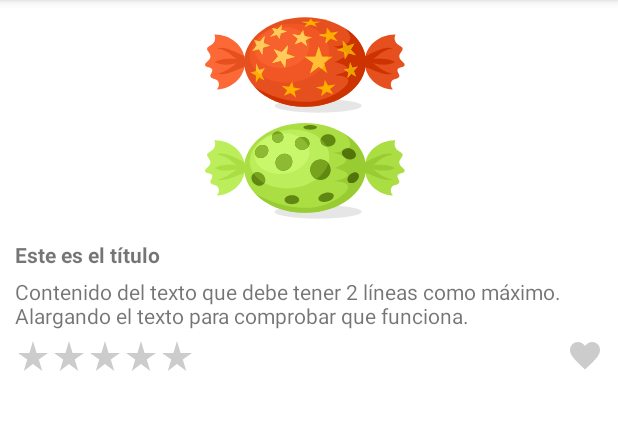
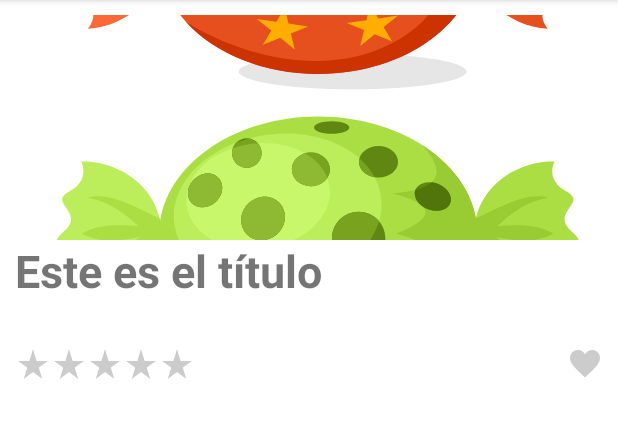
Before and after one commit to dherranz1/PMDM2022, an Android app: the screen it shows after launch (Ut01Ex02Activity), on a phone screen of 412 x 824 dp, the part 84-522 px from its top. Run offline under Robolectric (Android 15) with nearby library versions, the phone set to English and light mode, and no system bars.

Commit message:
Ex2 - Minor changes

```diff
--- a/app/src/main/res/layout/activity_ut01ex02.xml
+++ b/app/src/main/res/layout/activity_ut01ex02.xml
@@ -16,7 +16,7 @@
         <androidx.appcompat.widget.AppCompatImageView
             android:layout_width="match_parent"
             android:layout_height="@dimen/size_image"
-            android:layout_marginRight="@dimen/margin_right_logo"
+            android:scaleType="centerCrop"
             app:srcCompat="@drawable/candy"/>
 
         <LinearLayout
@@ -33,11 +33,15 @@
                 android:textStyle="bold"
                 android:maxLines="1"
                 android:ellipsize="end"
+                android:textSize="@dimen/title_size"
                 android:layout_marginBottom="@dimen/margin_bottom_infoTextView"/>
+
+            <!--android:text="@string/contenido"-->
             <TextView
                 android:layout_width="wrap_content"
                 android:layout_height="wrap_content"
-                android:text="@string/contenido"
+                tools:text="@tools:sample/lorem/random"
+
                 android:maxLines="2"
                 android:ellipsize="end"
                 android:layout_marginBottom="@dimen/margin_bottom_infoTextView"/>
--- a/app/src/main/res/values/dimen.xml
+++ b/app/src/main/res/values/dimen.xml
@@ -6,4 +6,5 @@
     <dimen name="padding_body">10dp</dimen>
     <dimen name="height_vote_toolbar">24dp</dimen>
     <dimen name="width_toolbar_images">24dp</dimen>
+    <dimen name="title_size">30sp</dimen>
 </resources>
```
